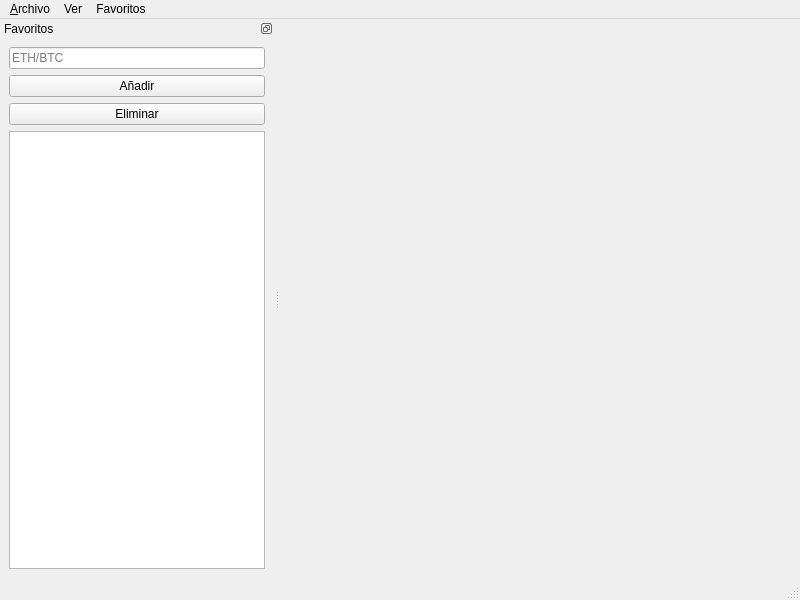
Qt form mainwindow.ui (katmai1/qtradingview2) before a commit.
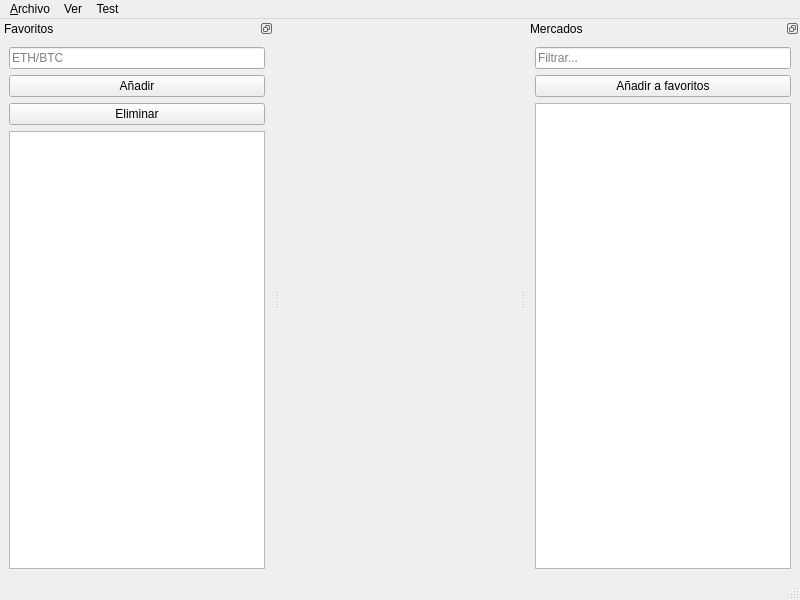
The same form after that commit. Icons and pictures are not drawn. Custom widgets are drawn as their Qt base class.

Commit message: add markets ads remove

```diff
--- a/mainwindow.ui
+++ b/mainwindow.ui
@@ -64,7 +64,7 @@
    </widget>
    <widget class="QMenu" name="menuFavoritos">
     <property name="title">
-     <string>Favoritos</string>
+     <string>Test</string>
     </property>
     <addaction name="actionGuardar_lista"/>
     <addaction name="actionCargar_lista"/>
@@ -74,6 +74,60 @@
    <addaction name="menuFavoritos"/>
   </widget>
   <widget class="QStatusBar" name="statusbar"/>
+  <widget class="QDockWidget" name="dock_markets">
+   <property name="enabled">
+    <bool>true</bool>
+   </property>
+   <property name="features">
+    <set>QDockWidget::DockWidgetFloatable|QDockWidget::DockWidgetMovable</set>
+   </property>
+   <property name="allowedAreas">
+    <set>Qt::RightDockWidgetArea|Qt::TopDockWidgetArea</set>
+   </property>
+   <property name="windowTitle">
+    <string>Mercados</string>
+   </property>
+   <attribute name="dockWidgetArea">
+    <number>2</number>
+   </attribute>
+   <widget class="QWidget" name="dockWidgetContents_5">
+    <property name="maximumSize">
+     <size>
+      <width>274</width>
+      <height>16777215</height>
+     </size>
+    </property>
+    <layout class="QVBoxLayout" name="verticalLayout_3">
+     <item>
+      <widget class="QLineEdit" name="ed_filtro">
+       <property name="placeholderText">
+        <string>Filtrar...</string>
+       </property>
+       <property name="clearButtonEnabled">
+        <bool>true</bool>
+       </property>
+      </widget>
+     </item>
+     <item>
+      <widget class="QPushButton" name="bt_add_tofav">
+       <property name="text">
+        <string>Añadir a favoritos</string>
+       </property>
+      </widget>
+     </item>
+     <item>
+      <widget class="QListWidget" name="list_markets">
+       <property name="alternatingRowColors">
+        <bool>true</bool>
+       </property>
+       <property name="selectionMode">
+        <enum>QAbstractItemView::ExtendedSelection</enum>
+       </property>
+      </widget>
+     </item>
+    </layout>
+   </widget>
+  </widget>
   <widget class="QDockWidget" name="dock_favoritos">
    <property name="sizePolicy">
     <sizepolicy hsizetype="MinimumExpanding" vsizetype="Preferred">
```
Left out of the diff: 92 changed lines with no effect on the pictures. The commit also changes 9 other files.
